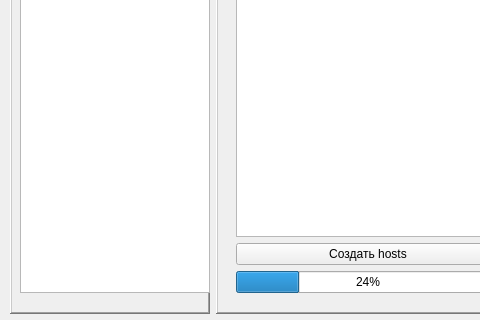
The window that mainwindow.ui (ArtNazarov/OneClickHostManager) describes before a commit, drawn with Qt 5; both pictures show x 0 to 480 and y 198 to 518 of the 812 by 518 pixel window.
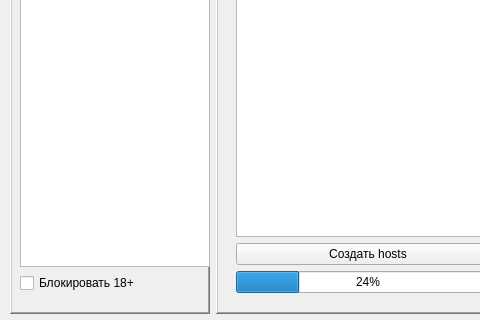
The same window after the commit.

Commit message: Optional blocking adult content

Patch:
```diff
--- a/mainwindow.ui
+++ b/mainwindow.ui
@@ -91,6 +91,13 @@
          <item>
           <widget class="QListView" name="listView"/>
          </item>
+         <item>
+          <widget class="QCheckBox" name="cbxBlockAdultContent">
+           <property name="text">
+            <string>Блокировать 18+</string>
+           </property>
+          </widget>
+         </item>
         </layout>
        </widget>
       </widget>
```
The commit also changes 8 other files.
